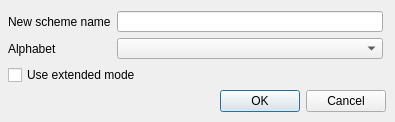
This is src/corelibs/U2View/src/ov_msa/ui/CreateMSAScheme.ui in violethaze74/ugene as Qt 5 draws it before an edit. The edited form follows.
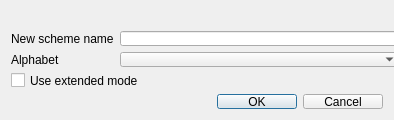
This is the edited form.

```diff
--- a/src/corelibs/U2View/src/ov_msa/ui/CreateMSAScheme.ui
+++ b/src/corelibs/U2View/src/ov_msa/ui/CreateMSAScheme.ui
@@ -9,22 +9,22 @@
    <rect>
     <x>0</x>
     <y>0</y>
-    <width>395</width>
-    <height>122</height>
+    <width>394</width>
+    <height>120</height>
    </rect>
   </property>
+  <property name="minimumSize">
+   <size>
+    <width>394</width>
+    <height>115</height>
+   </size>
+  </property>
   <property name="windowTitle">
    <string>Create Alignment Color Scheme</string>
   </property>
+  <layout class="QGridLayout" name="gridLayout">
+   <item row="0" column="0" colspan="2">
   <widget class="QLabel" name="validLabel">
-   <property name="geometry">
-    <rect>
-     <x>7</x>
-     <y>7</y>
-     <width>16</width>
-     <height>16</height>
-    </rect>
-   </property>
    <property name="sizePolicy">
     <sizepolicy hsizetype="Preferred" vsizetype="Maximum">
      <horstretch>0</horstretch>
@@ -35,30 +35,8 @@
     <string/>
    </property>
   </widget>
-  <widget class="QDialogButtonBox" name="buttonBox">
-   <property name="geometry">
-    <rect>
-     <x>5</x>
-     <y>90</y>
-     <width>381</width>
-     <height>23</height>
-    </rect>
-   </property>
-   <property name="standardButtons">
-    <set>QDialogButtonBox::Cancel|QDialogButtonBox::Ok</set>
-   </property>
-  </widget>
-  <widget class="QWidget" name="layoutWidget">
-   <property name="geometry">
-    <rect>
-     <x>8</x>
-     <y>11</y>
-     <width>375</width>
-     <height>74</height>
-    </rect>
-   </property>
-   <layout class="QGridLayout" name="gridLayout">
-    <item row="0" column="0">
+   </item>
+   <item row="1" column="0">
      <widget class="QLabel" name="label">
       <property name="sizePolicy">
        <sizepolicy hsizetype="Preferred" vsizetype="Preferred">
@@ -71,7 +49,7 @@
       </property>
      </widget>
     </item>
-    <item row="0" column="1" colspan="2">
+   <item row="1" column="1">
      <widget class="QLineEdit" name="schemeName">
       <property name="sizePolicy">
        <sizepolicy hsizetype="Preferred" vsizetype="Fixed">
@@ -79,9 +57,15 @@
         <verstretch>0</verstretch>
        </sizepolicy>
       </property>
-     </widget>
-    </item>
-    <item row="1" column="0">
+     <property name="minimumSize">
+      <size>
+       <width>281</width>
+       <height>0</height>
+      </size>
+     </property>
+    </widget>
+   </item>
+   <item row="2" column="0">
      <widget class="QLabel" name="label_2">
       <property name="sizePolicy">
        <sizepolicy hsizetype="Preferred" vsizetype="Preferred">
@@ -94,7 +78,7 @@
       </property>
      </widget>
     </item>
-    <item row="1" column="1" colspan="2">
+   <item row="2" column="1">
      <widget class="QComboBox" name="alphabetComboBox">
       <property name="sizePolicy">
        <sizepolicy hsizetype="Preferred" vsizetype="Fixed">
@@ -102,9 +86,15 @@
         <verstretch>0</verstretch>
        </sizepolicy>
       </property>
-     </widget>
-    </item>
-    <item row="2" column="0" colspan="2">
+     <property name="minimumSize">
+      <size>
+       <width>281</width>
+       <height>0</height>
+      </size>
+     </property>
+    </widget>
+   </item>
+   <item row="3" column="0" colspan="2">
      <widget class="QCheckBox" name="extendedModeBox">
       <property name="sizePolicy">
        <sizepolicy hsizetype="Preferred" vsizetype="Maximum">
@@ -117,21 +107,14 @@
       </property>
      </widget>
     </item>
-    <item row="2" column="2">
-     <spacer name="horizontalSpacer">
-      <property name="orientation">
-       <enum>Qt::Horizontal</enum>
-      </property>
-      <property name="sizeHint" stdset="0">
-       <size>
-        <width>248</width>
-        <height>20</height>
-       </size>
-      </property>
-     </spacer>
-    </item>
-   </layout>
-  </widget>
+   <item row="4" column="0" colspan="2">
+    <widget class="QDialogButtonBox" name="buttonBox">
+     <property name="standardButtons">
+      <set>QDialogButtonBox::Cancel|QDialogButtonBox::Ok</set>
+     </property>
+    </widget>
+   </item>
+  </layout>
  </widget>
  <resources/>
  <connections/>
```
Lines whose indentation alone changed are shown as unchanged.
